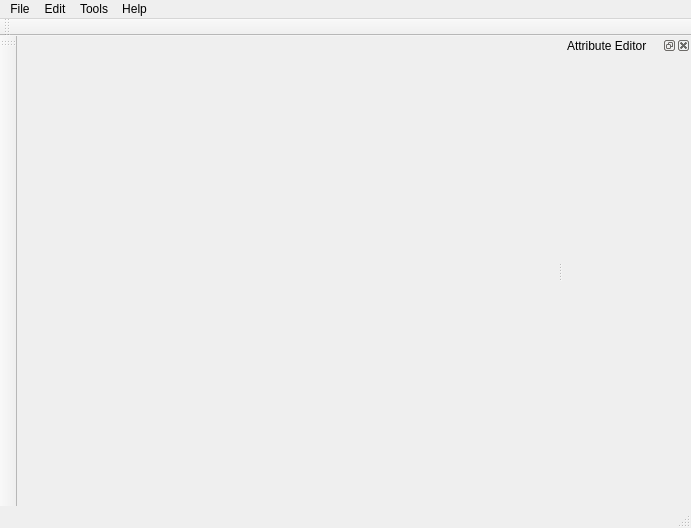
First picture: the form in visual_studio/A03_Subdivision/MainWindow.ui, repository ShenyaoKe/GeometricModeling, before the edit.
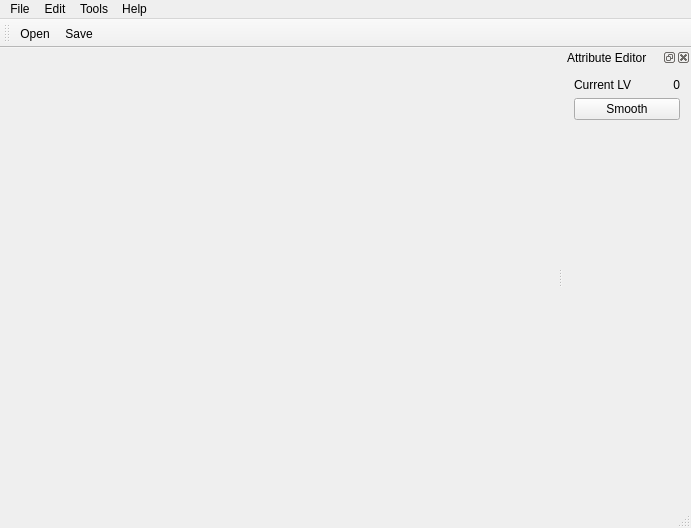
Second picture: the form after the edit.

Patch:
```diff
--- a/visual_studio/A03_Subdivision/MainWindow.ui
+++ b/visual_studio/A03_Subdivision/MainWindow.ui
@@ -62,14 +62,6 @@
    <addaction name="menuTools"/>
    <addaction name="menuHelp"/>
   </widget>
-  <widget class="QToolBar" name="mainToolBar">
-   <attribute name="toolBarArea">
-    <enum>LeftToolBarArea</enum>
-   </attribute>
-   <attribute name="toolBarBreak">
-    <bool>false</bool>
-   </attribute>
-  </widget>
   <widget class="QStatusBar" name="statusBar"/>
   <widget class="QToolBar" name="toolBar">
    <property name="windowTitle">
@@ -81,6 +73,8 @@
    <attribute name="toolBarBreak">
     <bool>false</bool>
    </attribute>
+   <addaction name="actionOpen"/>
+   <addaction name="actionSave"/>
   </widget>
   <widget class="QDockWidget" name="attr_editor">
    <property name="windowTitle">
@@ -91,6 +85,37 @@
    </attribute>
    <widget class="QWidget" name="dockWidgetContents">
     <layout class="QVBoxLayout" name="verticalLayout">
+     <item>
+      <layout class="QHBoxLayout" name="horizontalLayout_2">
+       <item>
+        <widget class="QLabel" name="label">
+         <property name="text">
+          <string>Current LV</string>
+         </property>
+        </widget>
+       </item>
+       <item>
+        <widget class="QLabel" name="lv_label">
+         <property name="autoFillBackground">
+          <bool>true</bool>
+         </property>
+         <property name="text">
+          <string>0</string>
+         </property>
+         <property name="alignment">
+          <set>Qt::AlignRight|Qt::AlignTrailing|Qt::AlignVCenter</set>
+         </property>
+        </widget>
+       </item>
+      </layout>
+     </item>
+     <item>
+      <widget class="QPushButton" name="smooth">
+       <property name="text">
+        <string>Smooth</string>
+       </property>
+      </widget>
+     </item>
      <item>
       <spacer name="horizontalSpacer">
        <property name="orientation">
@@ -107,6 +132,19 @@
        </property>
       </spacer>
      </item>
+     <item>
+      <spacer name="verticalSpacer">
+       <property name="orientation">
+        <enum>Qt::Vertical</enum>
+       </property>
+       <property name="sizeHint" stdset="0">
+        <size>
+         <width>20</width>
+         <height>40</height>
+        </size>
+       </property>
+      </spacer>
+     </item>
     </layout>
    </widget>
   </widget>
@@ -139,6 +177,14 @@
     <string>About</string>
    </property>
   </action>
+  <action name="actionSave">
+   <property name="text">
+    <string>Save</string>
+   </property>
+   <property name="shortcut">
+    <string>Ctrl+S</string>
+   </property>
+  </action>
  </widget>
  <layoutdefault spacing="6" margin="11"/>
  <resources>
```
Left out of the diff: 3 changed lines with no effect on the pictures.
